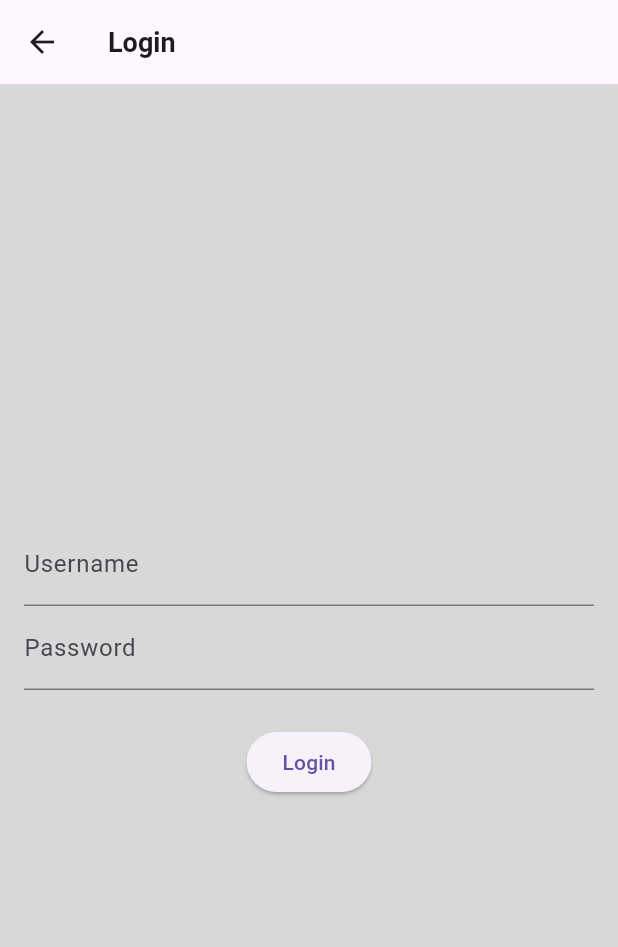
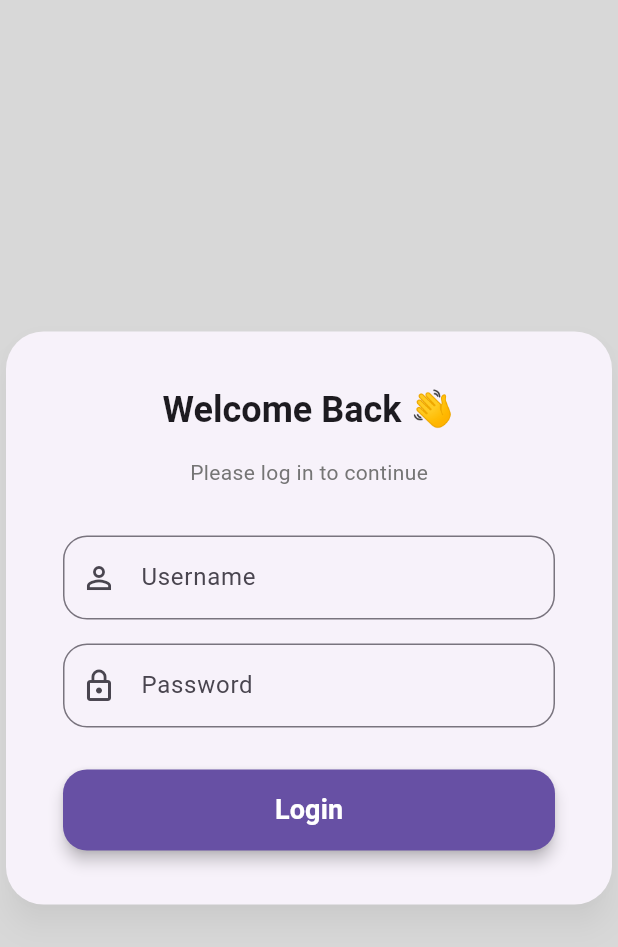
Before and after one commit to creatior/flutter-students, a Flutter app: the screen it shows after launch, on a phone screen of 412 x 824 dp. Shown: the top 947 px of the screen. Run offline on Flutter 3.47's test engine with Material 3 defaults, Android fonts, the phone set to English and light mode, and no system bars; our stand-ins replace bloc, dartz, equatable, flutter_bloc, get_it, shared_preferences.

Commit message:
front for auth page

```diff
--- /dev/null
+++ b/devtools_options.yaml
@@ -0,0 +1,3 @@
+description: This file stores settings for Dart & Flutter DevTools.
+documentation: https://docs.flutter.dev/tools/devtools/extensions#configure-extension-enablement-states
+extensions:
--- a/lib/features/auth/presentation/pages/login_page.dart
+++ b/lib/features/auth/presentation/pages/login_page.dart
@@ -24,10 +24,7 @@ class LoginPage extends StatelessWidget {
               body: Center(child: CircularProgressIndicator()),
             );
           }
-          return Scaffold(
-            appBar: AppBar(title: const Text('Login')),
-            body: const _LoginForm(),
-          );
+          return Scaffold(body: const _LoginForm());
         },
         listener: (context, state) {
           if (state is AuthLoginSuccess) {
@@ -56,31 +53,93 @@ class _LoginFormState extends State<_LoginForm> {
 
   @override
   Widget build(BuildContext context) {
-    return Padding(
-      padding: const EdgeInsets.all(16),
+    final theme = Theme.of(context);
+
+    return Center(
+      child: Card(
+        elevation: 8,
+        shadowColor: Colors.black26,
+        shape: RoundedRectangleBorder(borderRadius: BorderRadius.circular(25)),
+        child: Padding(
+          padding: const EdgeInsets.symmetric(horizontal: 38, vertical: 36),
           child: Column(
-        mainAxisAlignment: MainAxisAlignment.center,
+            mainAxisSize: MainAxisSize.min,
             children: [
+              Text(
+                "Welcome Back 👋",
+                style: theme.textTheme.headlineSmall?.copyWith(
+                  fontWeight: FontWeight.bold,
+                ),
+              ),
+              const SizedBox(height: 16),
+              Text(
+                "Please log in to continue",
+                style: theme.textTheme.bodyMedium?.copyWith(
+                  color: Colors.grey[600],
+                ),
+              ),
+              const SizedBox(height: 32),
+
+              // Username field
               TextField(
                 controller: _usernameController,
-            decoration: const InputDecoration(labelText: 'Username'),
+                decoration: InputDecoration(
+                  labelText: 'Username',
+                  prefixIcon: const Icon(Icons.person_outline),
+                  border: OutlineInputBorder(
+                    borderRadius: BorderRadius.circular(16),
                   ),
+                ),
+              ),
+              const SizedBox(height: 16),
+
+              // Password field
               TextField(
                 controller: _passwordController,
-            decoration: const InputDecoration(labelText: 'Password'),
+                decoration: InputDecoration(
+                  labelText: 'Password',
+                  prefixIcon: const Icon(Icons.lock_outline),
+                  border: OutlineInputBorder(
+                    borderRadius: BorderRadius.circular(16),
+                  ),
+                ),
                 obscureText: true,
               ),
-          const SizedBox(height: 24),
-          ElevatedButton(
+              const SizedBox(height: 28),
+
+              // Login button
+              SizedBox(
+                width: double.infinity,
+                child: ElevatedButton(
+                  style: ElevatedButton.styleFrom(
+                    padding: const EdgeInsets.symmetric(vertical: 14),
+                    shape: RoundedRectangleBorder(
+                      borderRadius: BorderRadius.circular(16),
+                    ),
+                    elevation: 4,
+                    backgroundColor: theme.colorScheme.primary,
+                  ),
                   onPressed: () {
                     final username = _usernameController.text.trim();
                     final password = _passwordController.text.trim();
 
-              context.read<AuthBloc>().add(AuthLoginEvent(username, password));
+                    context.read<AuthBloc>().add(
+                      AuthLoginEvent(username, password),
+                    );
                   },
-            child: const Text("Login"),
+                  child: const Text(
+                    "Login",
+                    style: TextStyle(
+                      fontSize: 18,
+                      fontWeight: FontWeight.w600,
+                      color: Colors.white,
+                    ),
+                  ),
+                ),
               ),
             ],
+          ),
+        ),
       ),
     );
   }
```
Lines whose indentation alone changed are shown as unchanged.
